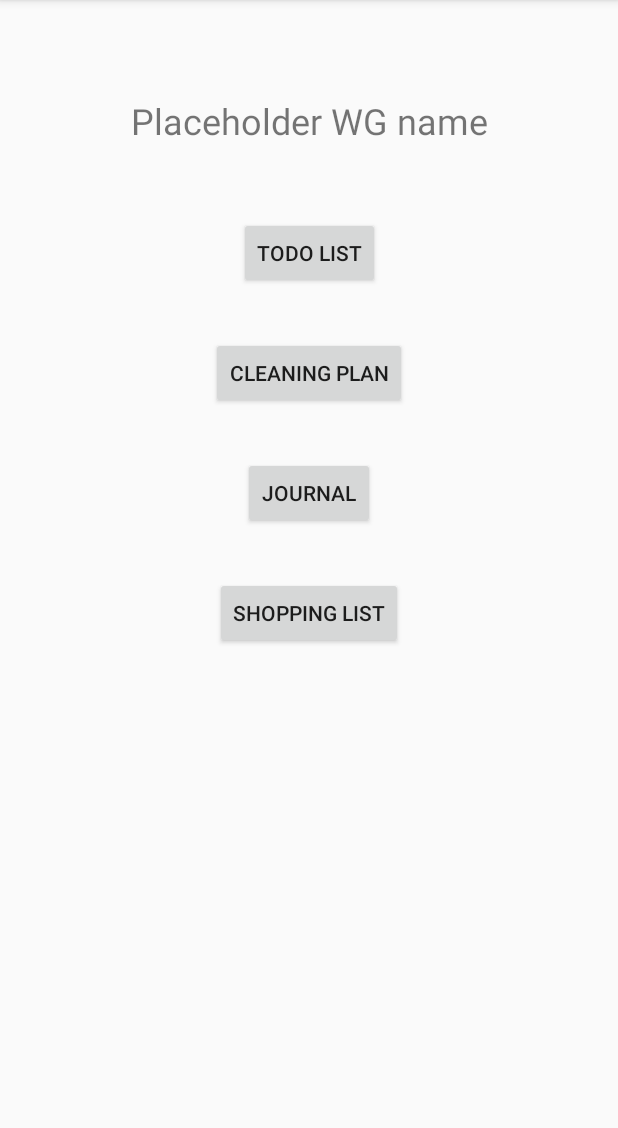
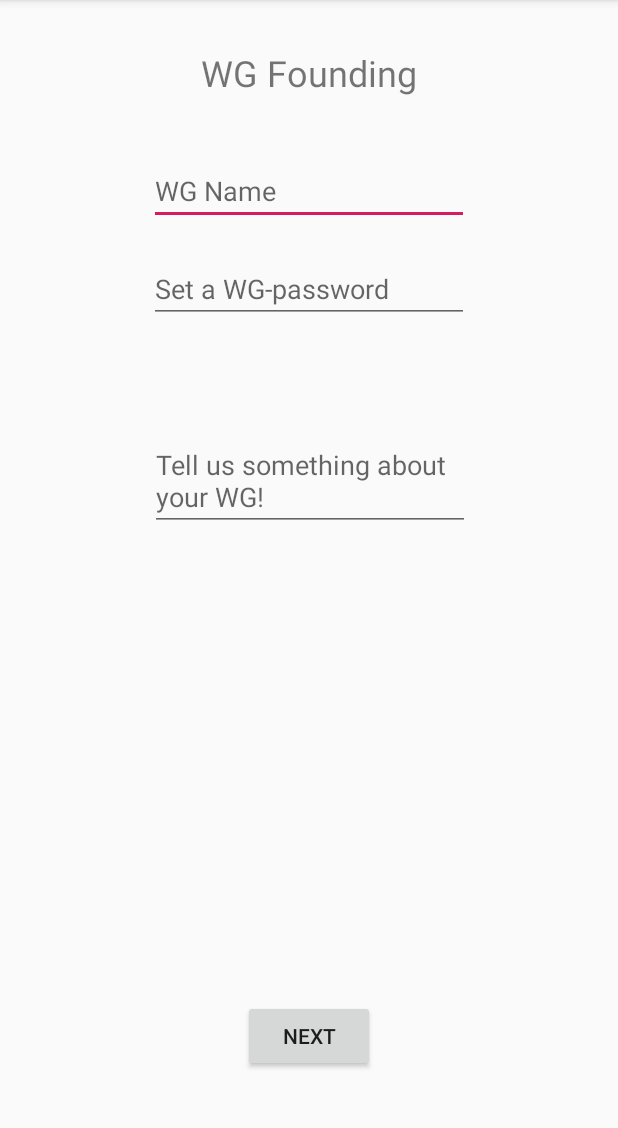
Before and after one commit to patti93/MyApplication, an Android app: the FoundWGActivity screen opened directly, with no data from a screen before it, after a tap on "NEXT", on a phone screen of 412 x 824 dp, the part 84-1212 px from its top. Run offline under Robolectric (Android 15) with nearby library versions, the phone set to English and light mode, and no system bars.

Commit message:
WG anlegen ist implementiert Input noch nicht validiert!

```diff
--- a/app/src/main/java/com/example/patrick/myapplication/FoundWGActivity.java
+++ b/app/src/main/java/com/example/patrick/myapplication/FoundWGActivity.java
@@ -4,6 +4,7 @@ import android.content.Intent;
 import android.support.v7.app.AppCompatActivity;
 import android.os.Bundle;
 import android.view.View;
+import android.widget.EditText;
 
 public class FoundWGActivity extends AppCompatActivity {
 
@@ -14,7 +15,30 @@ public class FoundWGActivity extends AppCompatActivity {
     }
 
     public void redirect(View view){
-        Intent intent = new Intent(this,MainMenuActivity.class);
+        Intent intent = new Intent(this,FoundWG2Activity.class);
+        intent.putExtra("wg_data",getAdressInput());
         startActivity(intent);
     }
+
+
+    private String[] getAdressInput(){
+
+        String[] adress = new String[5];
+
+        EditText inputStreet = findViewById(R.id.input_wg_Street);
+        EditText inputHnr = findViewById(R.id.input_wg_hnr);
+        EditText inputTown = findViewById(R.id.input_town);
+        EditText inputZip = findViewById(R.id.input_zip_code);
+        EditText inputCounty = findViewById(R.id.input_country);
+
+        adress[0] = inputStreet.getText().toString();
+        adress[1] =  inputHnr.getText().toString();
+        adress[2] =  inputTown.getText().toString();
+        adress[3] =  inputZip.getText().toString();
+        adress[4] =  inputCounty.getText().toString();
+
+        return adress;
+
+    }
+
 }
--- a/app/src/main/java/com/example/patrick/myapplication/WG4U_DB_Helper.java
+++ b/app/src/main/java/com/example/patrick/myapplication/WG4U_DB_Helper.java
@@ -10,7 +10,7 @@ public class WG4U_DB_Helper extends SQLiteOpenHelper {
     private static final String LOG_TAG = WG4U_DB_Helper.class.getSimpleName();
     public static final int DB_VERSION = 1;
     public static final String SQL_CREATE_TABLE_USERS = "CREATE TABLE residents (id INTEGER PRIMARY KEY AUTOINCREMENT,firstName VCHAR, lastName VCHAR, bday VCHAR, email VCHAR, password VCHAR)";
-    public static final String SQL_CREATE_TABLE_WGS = "CREATE TABLE wgs (id INTEGER PRIMARY KEY AUTOINCREMENT, name VCHAR, street VCHAR, hnr VCHAR, password VCHAR)";
+    public static final String SQL_CREATE_TABLE_WGS = "CREATE TABLE wgs (id INTEGER PRIMARY KEY AUTOINCREMENT, name VCHAR, street VCHAR, hnr VCHAR,zip VCHAR,town VCHAR, country VHCHAR, description TEXT, password VCHAR)";
     public static  final String DB_NAME = "wg4u.db";
 
 
--- a/app/src/main/res/layout/activity_found_wg2.xml
+++ b/app/src/main/res/layout/activity_found_wg2.xml
@@ -6,4 +6,73 @@
     android:layout_height="match_parent"
     tools:context=".FoundWG2Activity">
 
+    <Button
+        android:id="@+id/button_next2"
+        android:layout_width="wrap_content"
+        android:layout_height="wrap_content"
+        android:layout_marginStart="8dp"
+        android:layout_marginEnd="8dp"
+        android:layout_marginBottom="53dp"
+        android:onClick="redirectMain"
+        android:text="@string/next"
+        app:layout_constraintBottom_toBottomOf="parent"
+        app:layout_constraintEnd_toEndOf="parent"
+        app:layout_constraintStart_toStartOf="parent" />
+
+    <TextView
+        android:id="@+id/textView7"
+        android:layout_width="wrap_content"
+        android:layout_height="wrap_content"
+        android:layout_marginStart="8dp"
+        android:layout_marginTop="32dp"
+        android:layout_marginEnd="8dp"
+        android:text="@string/wg_founding"
+        android:textSize="24sp"
+        app:layout_constraintEnd_toEndOf="parent"
+        app:layout_constraintStart_toStartOf="parent"
+        app:layout_constraintTop_toTopOf="parent" />
+
+    <EditText
+        android:id="@+id/input_wg_name"
+        android:layout_width="wrap_content"
+        android:layout_height="wrap_content"
+        android:layout_marginStart="8dp"
+        android:layout_marginTop="40dp"
+        android:layout_marginEnd="8dp"
+        android:ems="10"
+        android:hint="@string/wg_name"
+        android:inputType="textPersonName"
+        app:layout_constraintEnd_toEndOf="parent"
+        app:layout_constraintStart_toStartOf="parent"
+        app:layout_constraintTop_toBottomOf="@+id/textView7" />
+
+    <EditText
+        android:id="@+id/input_description"
+        android:layout_width="wrap_content"
+        android:layout_height="wrap_content"
+        android:layout_marginStart="8dp"
+        android:layout_marginTop="72dp"
+        android:layout_marginEnd="8dp"
+        android:ems="10"
+        android:hint="@string/describe_wg"
+        android:inputType="textMultiLine"
+        app:layout_constraintEnd_toEndOf="parent"
+        app:layout_constraintHorizontal_bias="0.503"
+        app:layout_constraintStart_toStartOf="parent"
+        app:layout_constraintTop_toBottomOf="@+id/input_wg_password" />
+
+    <EditText
+        android:id="@+id/input_wg_password"
+        android:layout_width="wrap_content"
+        android:layout_height="wrap_content"
+        android:layout_marginStart="8dp"
+        android:layout_marginTop="20dp"
+        android:layout_marginEnd="8dp"
+        android:ems="10"
+        android:hint="@string/wg_password"
+        android:inputType="textPassword"
+        app:layout_constraintEnd_toEndOf="parent"
+        app:layout_constraintStart_toStartOf="parent"
+        app:layout_constraintTop_toBottomOf="@+id/input_wg_name" />
+
 </android.support.constraint.ConstraintLayout>
--- a/app/src/main/res/values/strings.xml
+++ b/app/src/main/res/values/strings.xml
@@ -28,12 +28,17 @@
     <string name="zip_code">ZIP Code</string>
     <string name="country">Country</string>
     <string name="street">Street</string>
+    <string name="hnr">Number</string>
+    <string name="town">Town</string>
     <string name="description">Description</string>
     <string name="search_your_wg">Search here for your WG</string>
     <string name="wg_search">WG search</string>
+    <string name="wg_password">Set a WG-password</string>
     <string name="placeholder_wg_name">Placeholder WG name</string>
     <string name="todo_list">ToDo list</string>
     <string name="shopping_list">Shopping list</string>
     <string name="cleaning_plan">Cleaning plan</string>
     <string name="journal">Journal</string>
+    <string name="describe_wg">Tell us something about your WG!</string>
+
 </resources>
```
Also changed, not shown: app/src/main/java/com/example/patrick/myapplication/FoundWG2Activity.java (+33 -0 lines), app/src/main/java/com/example/patrick/myapplication/WG4U_DataSource.java (+11 -3 lines), app/src/main/java/com/example/patrick/myapplication/Wg.java (+41 -1 lines), app/src/main/res/layout/activity_found_wg.xml (+51 -50 lines), 1 other file.
